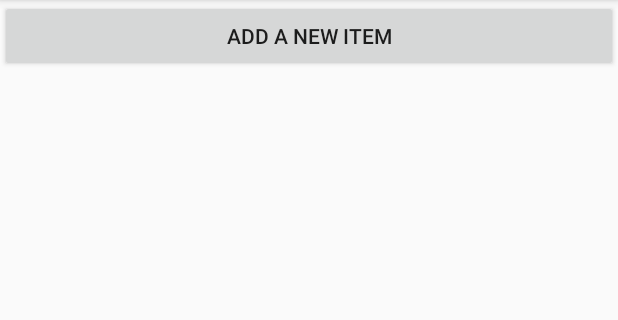
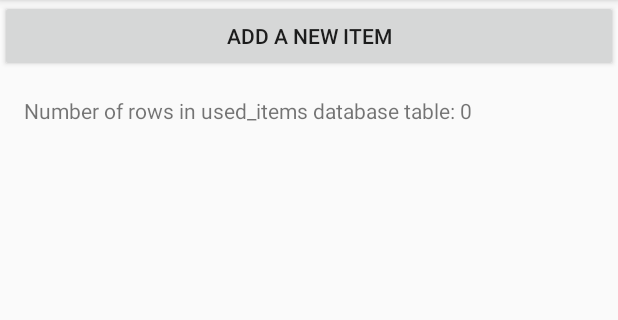
Before and after one commit to waakye/GarageItem1, an Android app: the screen it shows after launch (CatalogActivity), on a phone screen of 412 x 824 dp, the part 84-404 px from its top. Run offline under Robolectric (Android 15) with nearby library versions, the phone set to English and light mode, and no system bars.

Commit message:
Add UsedItemDbHelper class and displayDatabaseInfo() method to CatalogActivity

```diff
--- a/app/src/main/java/com/waakye/garageitem/CatalogActivity.java
+++ b/app/src/main/java/com/waakye/garageitem/CatalogActivity.java
@@ -1,12 +1,18 @@
 package com.waakye.garageitem;
 
 import android.content.Intent;
+import android.database.Cursor;
+import android.database.sqlite.SQLiteDatabase;
 import android.os.Bundle;
 import android.support.v7.app.AppCompatActivity;
 import android.view.Menu;
 import android.view.MenuItem;
 import android.view.View;
 import android.widget.Button;
+import android.widget.TextView;
+
+import com.waakye.garageitem.data.UsedItemContract;
+import com.waakye.garageitem.data.UsedItemDbHelper;
 
 public class CatalogActivity extends AppCompatActivity {
 
@@ -24,6 +30,37 @@ public class CatalogActivity extends AppCompatActivity {
                 startActivity(intent);
             }
         });
+
+        displayDatabaseInfo();
+    }
+
+    /**
+     * Temproary helper method to display information in the onscreen TextView about the state of
+     * the used_items database
+     */
+    private void displayDatabaseInfo() {
+        // To access our database, we instantiate our subclass of SQLiteOpenHelper and pass the
+        // context, which is the current activity
+        UsedItemDbHelper mDbHelper = new UsedItemDbHelper(this);
+
+        // Create and/or open a database to read from it
+        SQLiteDatabase db = mDbHelper.getReadableDatabase();
+
+        // Perform this raw SQL query "SELECT * FROM used_items"
+        // to get a Cursor that contains all rows from the used_items table
+        Cursor cursor = db.rawQuery("SELECT * FROM "
+                + UsedItemContract.UsedItemEntry.TABLE_NAME, null);
+
+        try {
+            // Display the number of rows in the Cursor (which reflects the number of rows in the
+            // used_items table in the database).
+            TextView displayView = (TextView)findViewById(R.id.text_view_used_item);
+            displayView.setText("Number of rows in used_items database table: " + cursor.getCount());
+        } finally {
+            // Always close the cursor when you're done reading from it. This releases all its
+            // resources and makes it invalid
+            cursor.close();
+        }
     }
 
     @Override
--- /dev/null
+++ b/app/src/main/java/com/waakye/garageitem/data/UsedItemDbHelper.java
@@ -0,0 +1,57 @@
+package com.waakye.garageitem.data;
+
+import android.content.Context;
+import android.database.sqlite.SQLiteDatabase;
+import android.database.sqlite.SQLiteOpenHelper;
+
+/**
+ * Created by lesterlie on 5/20/17.
+ */
+
+public class UsedItemDbHelper extends SQLiteOpenHelper {
+
+    public static final String LOG_TAG = UsedItemDbHelper.class.getSimpleName();
+
+    /** Name of the database file */
+    private static final String DATABASE_NAME = "used_items.db";
+
+    /**
+     * Database version.  If you change the database schema, you must increment the database version
+     */
+    private static final int DATABASE_VERSION = 1;
+
+    /**
+     * Constructs a new instance of {@link UsedItemDbHelper}
+     * @param context of the app
+     */
+    public UsedItemDbHelper(Context context) {
+        super(context, DATABASE_NAME, null, DATABASE_VERSION);
+    }
+
+    /**
+     * This is called when the database is created for the first time
+     */
+    @Override
+    public void onCreate(SQLiteDatabase db) {
+        // Create a String that contains the SQL statement to create the used_items table
+        String SQL_CREATE_USED_ITEMS_TABLE = "CREATE TABLE "
+                + UsedItemContract.UsedItemEntry.TABLE_NAME + " ("
+                + UsedItemContract.UsedItemEntry._ID + " INTEGER PRIMARY KEY AUTOINCREMENT, "
+                + UsedItemContract.UsedItemEntry.COLUMN_USED_ITEM_NAME + " TEXT NOT NULL, "
+                + UsedItemContract.UsedItemEntry.COLUMN_USED_ITEM_PRICE + " INTEGER DEFAULT 0, "
+                + UsedItemContract.UsedItemEntry.COLUMN_USED_ITEM_QUANTITY + " INTEGER DEFAULT 0, "
+                + UsedItemContract.UsedItemEntry.COLUMN_USED_ITEM_IMAGE_URI + " TEXT);";
+
+        // Execute the SQL statement
+        db.execSQL(SQL_CREATE_USED_ITEMS_TABLE);
+    }
+
+    /**
+     * This is called when the database needs to be upgraded
+     */
+    @Override
+    public void onUpgrade(SQLiteDatabase db, int oldVersion, int newVersion) {
+        // The database is still at version 1, so there's nothing to be done here.
+    }
+
+}
--- a/app/src/main/res/layout/activity_catalog.xml
+++ b/app/src/main/res/layout/activity_catalog.xml
@@ -15,7 +15,7 @@
         android:layout_height="wrap_content" />
 
     <TextView
-        android:id="@+id/text_view_item"
+        android:id="@+id/text_view_used_item"
         android:layout_width="match_parent"
         android:layout_height="wrap_content"
         android:padding="@dimen/activity_margin"/>
```
